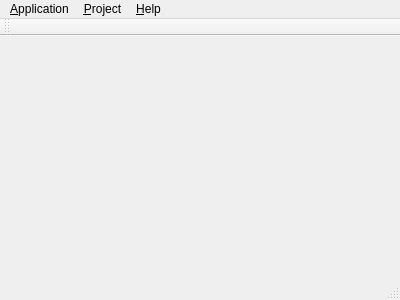
This is src/gui/formmain.ui in BuildmLearn/BuildmLearn-Toolkit as Qt 5 draws it before an edit. The edited form follows.
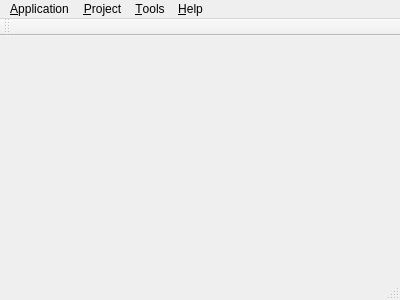
This is the edited form.

Patch:
```diff
--- a/src/gui/formmain.ui
+++ b/src/gui/formmain.ui
@@ -47,8 +47,15 @@
     <addaction name="separator"/>
     <addaction name="m_actionGenerateApkFile"/>
    </widget>
+   <widget class="QMenu" name="m_menuTools">
+    <property name="title">
+     <string>&amp;Tools</string>
+    </property>
+    <addaction name="m_actionSettings"/>
+   </widget>
    <addaction name="n_menuApplication"/>
    <addaction name="m_menuProject"/>
+   <addaction name="m_menuTools"/>
    <addaction name="m_menuHelp"/>
   </widget>
   <widget class="QToolBar" name="m_toolBar">
```
Left out of the diff: 5 changed lines with no effect on the pictures.
